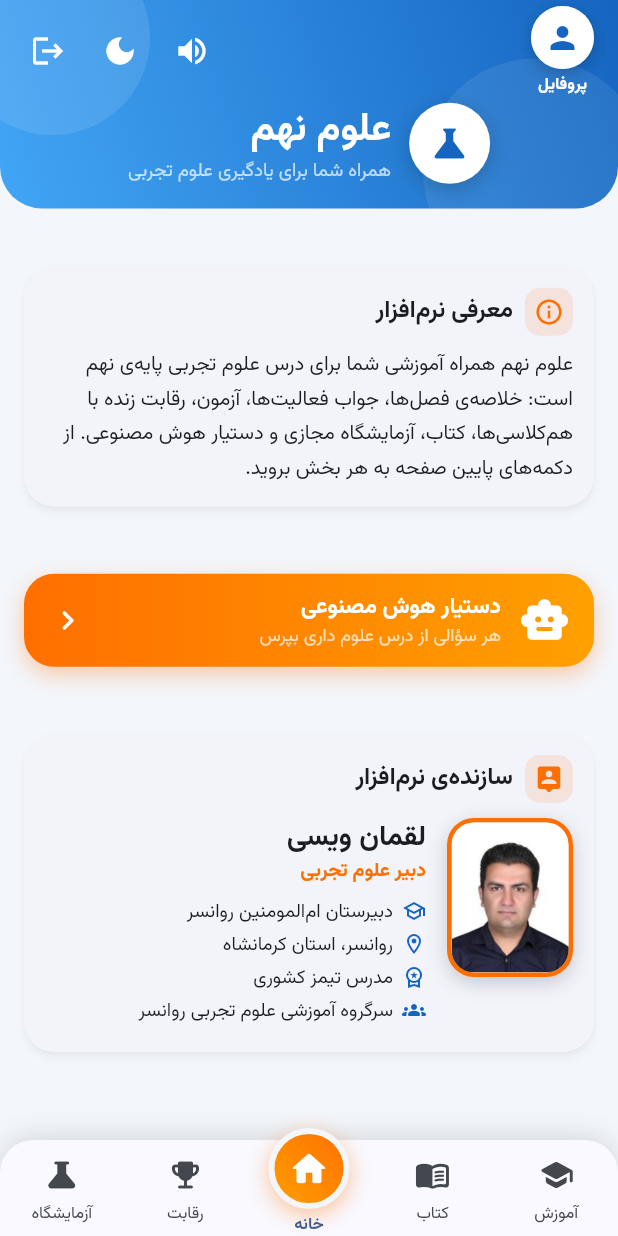
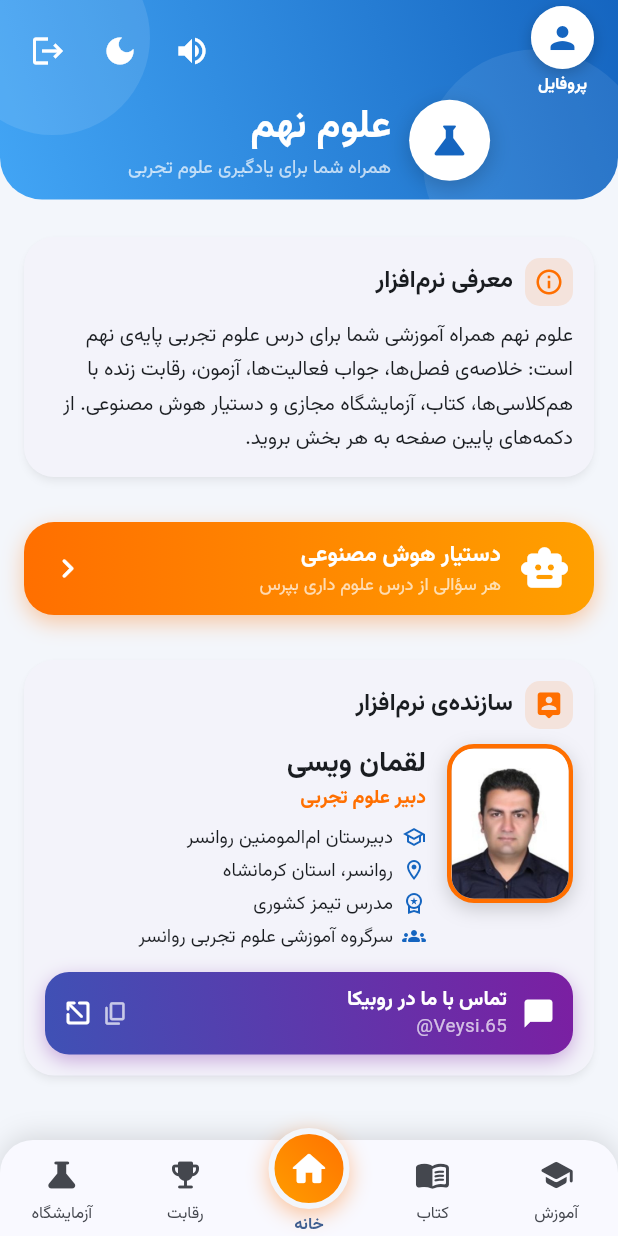
Before and after one commit to loghmanveysi-wq/oloom-noh, a Flutter app: the screen it shows once a user with an empty profile is signed in, on a phone screen of 412 x 824 dp. Run offline on Flutter 3.47's test engine with Material 3 defaults, Android fonts, the phone set to English and light mode, and no system bars; our stand-ins replace audioplayers, cached_network_image, cloud_firestore, file_picker, firebase_auth, firebase_core and 6 more; missing offline and left inert: syncfusion_flutter_core, syncfusion_flutter_pdfviewer; accounts and stored records are empty.

Commit message:
Update intro_screen.dart

```diff
--- a/lib/screens/intro_screen.dart
+++ b/lib/screens/intro_screen.dart
@@ -1,10 +1,11 @@
-// صفحه «خانه» (دکمه‌ی وسط): معرفی نرم‌افزار و معرفی سازنده؛ همه‌چیز در یک صفحه و بدون اسکرول
+// صفحه «خانه» (دکمه‌ی وسط): معرفی نرم‌افزار، سازنده و تماس با ما؛ همه‌چیز در یک صفحه و بدون اسکرول
 import 'package:flutter/material.dart';
 import 'package:flutter/services.dart';
 import 'package:cached_network_image/cached_network_image.dart';
 import 'package:cloud_firestore/cloud_firestore.dart';
 import 'package:firebase_auth/firebase_auth.dart';
 import 'package:provider/provider.dart';
+import 'package:url_launcher/url_launcher.dart';
 import '../theme/app_theme.dart';
 import '../widgets/fade_slide.dart';
 import '../services/admin_service.dart';
@@ -26,6 +27,8 @@ class IntroScreen extends StatefulWidget {
 
 class _IntroScreenState extends State<IntroScreen> {
   static const String _teacherPhoto = 'assets/images/teacher.jpg';
+  // آیدی روبیکای سازنده. اگر لینک درست باز نشد، فقط همین یک خط را اصلاح کنید.
+  static const String _rubikaId = 'Veysi.65';
 
   bool _sound = SoundService.enabled;
   late final Stream<bool> _admin = AdminService.isTeacherStream();
@@ -48,8 +51,38 @@ class _IntroScreenState extends State<IntroScreen> {
     Navigator.push(context, MaterialPageRoute(builder: (_) => page));
   }
 
+  // باز کردن پروفایل روبیکا؛ اگر باز نشد، آیدی کپی می‌شود
+  Future<void> _openRubika() async {
+    SoundService.play(Sfx.tap);
+    var ok = false;
+    try {
+      ok = await launchUrl(
+        Uri.parse('https://rubika.ir/$_rubikaId'),
+        mode: LaunchMode.externalApplication,
+      );
+    } catch (_) {
+      ok = false;
+    }
+    if (!ok) {
+      await Clipboard.setData(const ClipboardData(text: _rubikaId));
+      if (!mounted) return;
+      ScaffoldMessenger.of(context).showSnackBar(
+        const SnackBar(content: Text('روبیکا باز نشد؛ آیدی کپی شد: $_rubikaId')),
+      );
+    }
+  }
+
+  Future<void> _copyRubika() async {
+    await Clipboard.setData(const ClipboardData(text: _rubikaId));
+    SoundService.play(Sfx.tap);
+    if (!mounted) return;
+    ScaffoldMessenger.of(context).showSnackBar(
+      const SnackBar(content: Text('آیدی روبیکا کپی شد: $_rubikaId')),
+    );
+  }
+
   Widget _section(Widget child) =>
-      Padding(padding: const EdgeInsets.fromLTRB(16, 6, 16, 6), child: child);
+      Padding(padding: const EdgeInsets.fromLTRB(16, 5, 16, 5), child: child);
 
   // همه‌ی بخش‌ها در یک صفحه جا می‌شوند: اگر صفحه بلند باشد فاصله‌ها بیشتر می‌شود،
   // و اگر کوتاه باشد (گوشی کوچک) کل صفحه کمی کوچک‌تر نمایش داده می‌شود؛ هرگز اسکرول ندارد.
@@ -73,7 +106,7 @@ class _IntroScreenState extends State<IntroScreen> {
                     _section(FadeSlide(child: _aboutCard())),
                     _section(FadeSlide(delayMs: 100, child: _aiBanner())),
                     _section(FadeSlide(delayMs: 180, child: _creatorCard())),
-                    const SizedBox(height: 6),
+                    const SizedBox(height: 4),
                   ],
                 ),
               ),
@@ -112,12 +145,12 @@ class _IntroScreenState extends State<IntroScreen> {
           Positioned(top: -40, left: -30, child: _bubble(130, 0.10)),
           Positioned(bottom: -50, right: -20, child: _bubble(150, 0.08)),
           Padding(
-            padding: EdgeInsets.fromLTRB(8, top + 4, 8, 16),
+            padding: EdgeInsets.fromLTRB(8, top + 4, 8, 12),
             child: Column(
               mainAxisSize: MainAxisSize.min,
               children: [
                 Row(children: [_profileButton(), const Spacer(), ..._topIcons(context)]),
-                const SizedBox(height: 4),
+                const SizedBox(height: 2),
                 Row(
                   mainAxisAlignment: MainAxisAlignment.center,
                   children: [
@@ -366,6 +399,67 @@ class _IntroScreenState extends State<IntroScreen> {
     );
   }
 
+  // دکمه‌ی «تماس با ما»: لمس = باز کردن روبیکا، نگه‌داشتن یا آیکون کپی = کپی آیدی
+  Widget _contactButton() {
+    return Container(
+      decoration: BoxDecoration(
+        borderRadius: BorderRadius.circular(16),
+        gradient: const LinearGradient(
+          colors: [Color(0xFF7B1FA2), Color(0xFF3F51B5)],
+          begin: Alignment.topRight,
+          end: Alignment.bottomLeft,
+        ),
+        boxShadow: [
+          BoxShadow(
+            color: const Color(0xFF7B1FA2).withOpacity(0.35),
+            blurRadius: 10,
+            offset: const Offset(0, 4),
+          ),
+        ],
+      ),
+      child: Material(
+        type: MaterialType.transparency,
+        child: InkWell(
+          borderRadius: BorderRadius.circular(16),
+          onTap: _openRubika,
+          onLongPress: _copyRubika,
+          child: Padding(
+            padding: const EdgeInsets.symmetric(horizontal: 12, vertical: 9),
+            child: Row(
+              children: [
+                const Icon(Icons.chat_bubble_rounded, color: Colors.white, size: 22),
+                const SizedBox(width: 10),
+                const Expanded(
+                  child: Column(
+                    crossAxisAlignment: CrossAxisAlignment.start,
+                    children: [
+                      Text('تماس با ما در روبیکا',
+                          style: TextStyle(color: Colors.white, fontWeight: FontWeight.bold, fontSize: 13.5)),
+                      Directionality(
+                        textDirection: TextDirection.ltr,
+                        child: Text('@$_rubikaId',
+                            style: TextStyle(color: Colors.white70, fontSize: 12.5)),
+                      ),
+                    ],
+                  ),
+                ),
+                GestureDetector(
+                  onTap: _copyRubika,
+                  behavior: HitTestBehavior.opaque,
+                  child: const Padding(
+                    padding: EdgeInsets.all(6),
+                    child: Icon(Icons.copy_rounded, color: Colors.white70, size: 18),
+                  ),
+                ),
+                const Icon(Icons.open_in_new_rounded, color: Colors.white, size: 20),
+              ],
+            ),
+          ),
+        ),
+      ),
+    );
+  }
+
   Widget _creatorCard() {
     return Card(
       margin: EdgeInsets.zero,
@@ -427,6 +521,8 @@ class _IntroScreenState extends State<IntroScreen> {
                 ),
               ],
             ),
+            const SizedBox(height: 10),
+            _contactButton(),
           ],
         ),
       ),
```
